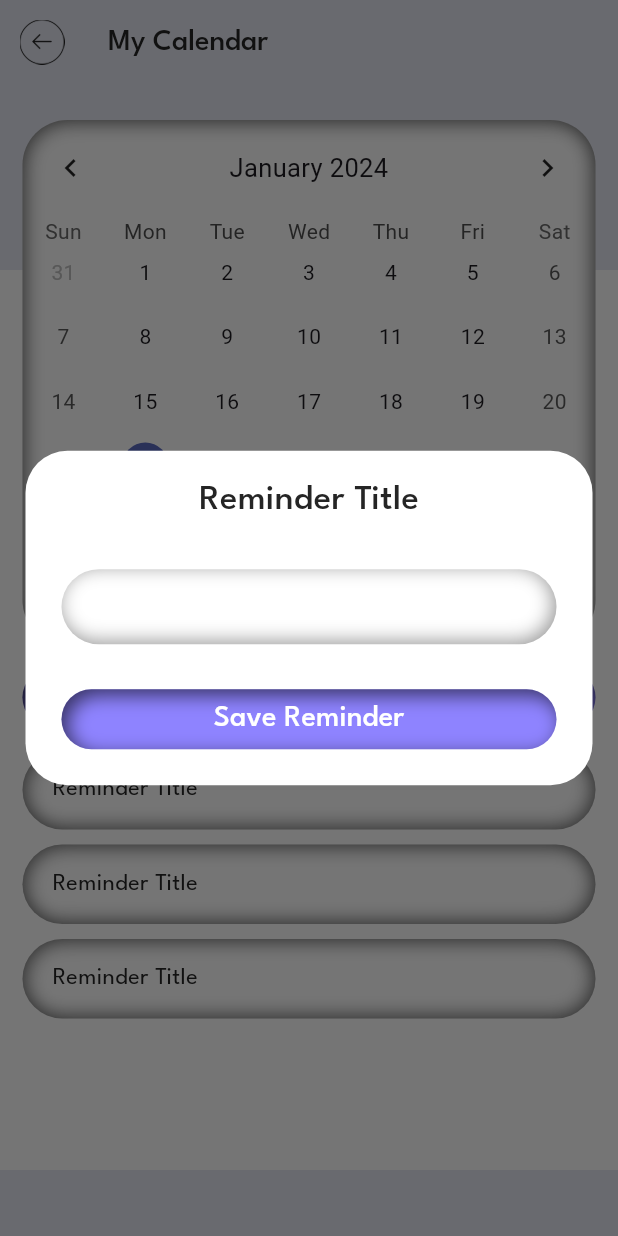
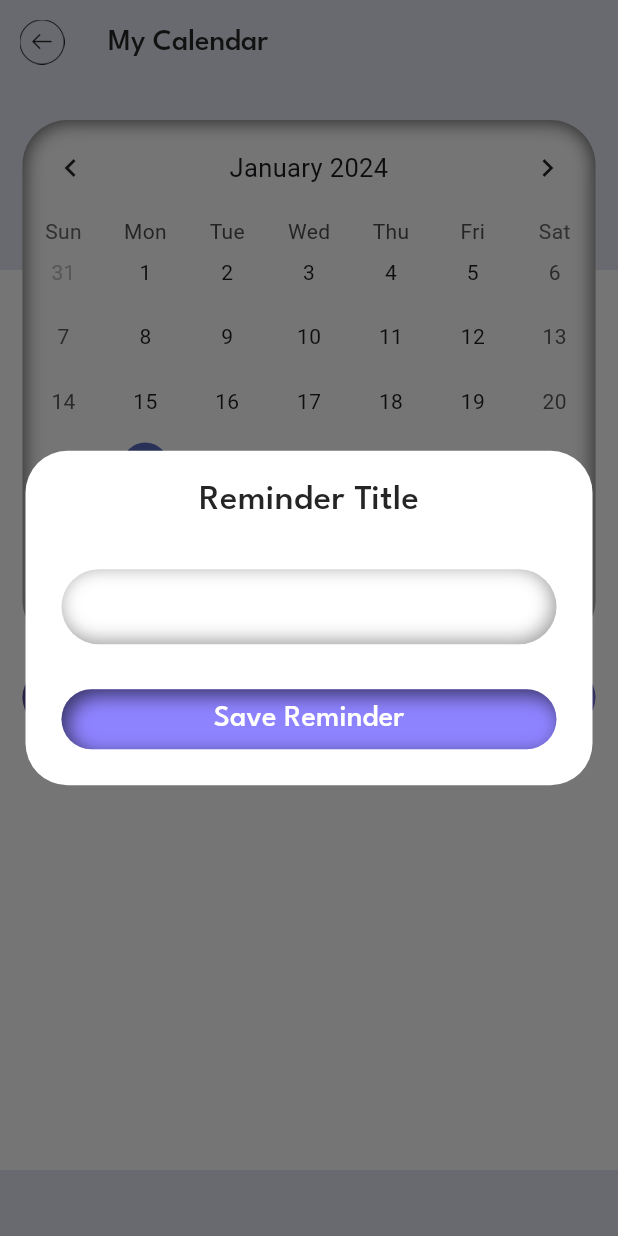
Before and after one commit to sanchick02/moodee, a Flutter app: the CalendarScreen screen opened directly, after a tap on "Add Reminder", on a phone screen of 412 x 824 dp. Run offline on Flutter 3.47's test engine with Material 3 defaults, Android fonts, the phone set to English and light mode, and no system bars; drawn by our look-alikes of table_calendar; our stand-ins replace cloud_firestore, firebase_core, flutter_inset_box_shadow, rive; accounts and stored records are empty.

Commit message:
Changes to be committed: 	modified:   android/app/build.gradle 	new file:   android/app/google-services.json 	modified:   android/build.gradle 	modified:   lib/main.dart 	modified:   lib/page_navigator.dart 	modified:   lib/screens/profile/calendar_screen.dart 	modified:   lib/screens/profile/profile_screen.dart 	new file:   lib/services/database.dart 	modified:   lib/widgets/profile_widgets/calendar_widget.dart 	modified:   lib/widgets/profile_widgets/reminder_title_field.dart 	modified:   macos/Flutter/GeneratedPluginRegistrant.swift 	modified:   pubspec.lock 	modified:   pubspec.yaml 	modified:   windows/flutter/generated_plugin_registrant.cc 	modified:   windows/flutter/generated_plugins.cmake

```diff
--- a/lib/page_navigator.dart
+++ b/lib/page_navigator.dart
@@ -54,7 +54,7 @@ navbarNavigation(BuildContext context, int? currentIndex, int? selectedIndex) {
             CommunityScreen());
         break;
       case 4:
-        navigateNextPage(context, const ProfileScreen());
+        navigateNextPage(context, ProfileScreen());
         break;
 
       case null:
--- a/lib/screens/profile/calendar_screen.dart
+++ b/lib/screens/profile/calendar_screen.dart
@@ -1,20 +1,75 @@
 import 'package:flutter/material.dart' hide BoxDecoration, BoxShadow;
 import 'package:flutter_inset_box_shadow/flutter_inset_box_shadow.dart';
-import 'package:moodee/models/calendar_events_model.dart';
 import 'package:moodee/presets/colors.dart';
 import 'package:moodee/presets/fonts.dart';
 import 'package:moodee/presets/shadow.dart';
 import 'package:moodee/presets/styles.dart';
-import 'package:moodee/widgets/auth_widgets/formfield.dart';
+import 'package:moodee/services/database.dart';
 import 'package:moodee/widgets/button.dart';
-import 'package:moodee/widgets/profile_widgets/calendar_widget.dart';
 import 'package:moodee/widgets/profile_widgets/reminder_title_field.dart';
+import 'package:table_calendar/table_calendar.dart';
 
-class CalendarScreen extends StatelessWidget {
+class CalendarScreen extends StatefulWidget {
   CalendarScreen({super.key});
-  Map<DateTime, List<CalendarEvents>> calendarEventList = {};
-  TextEditingController _eventController = TextEditingController();
-  DateTime? _selectedDay;
+
+  @override
+  _CalendarScreenState createState() => _CalendarScreenState();
+}
+
+class _CalendarScreenState extends State<CalendarScreen> {
+  DateTime? _selectedDay = DateTime.now();
+  DateTime _focusedDay = DateTime.now();
+  TextEditingController _reminderController = TextEditingController();
+
+  // To store the events created
+  Map<DateTime?, List<String>> _remindersMap = {};
+  List<String> reminders = [];
+
+  DateTime _normalizeDateTime(DateTime dateTime) {
+    return DateTime(dateTime.year, dateTime.month, dateTime.day);
+  }
+
+  Future<void> _fetchRemindersFromFirebase() async {
+    try {
+      Map<DateTime?, List<String>> remindersFromFirebase =
+          await DatabaseService().fetchReminders();
+
+      print("Selected Day: $_selectedDay");
+      print("Reminders from Firebase: $remindersFromFirebase");
+
+      setState(() {
+        _remindersMap = remindersFromFirebase;
+        reminders = _remindersMap[_selectedDay] ?? [];
+        print("Updated reminders: $reminders");
+      });
+    } catch (e) {
+      print("Error fetching reminders: $e");
+      // Handle the error as needed
+    }
+  }
+
+  @override
+  void initState() {
+    super.initState();
+
+    // Fetch reminders from Firebase when the screen is initialized
+    _fetchRemindersFromFirebase();
+  }
+
+  void _onDaySelected(DateTime day, DateTime focusedDay) {
+    DateTime normalizedDay = _normalizeDateTime(day);
+
+    setState(() {
+      _focusedDay = focusedDay;
+      _selectedDay = normalizedDay;
+
+      // Get reminders for the selected day or initialize an empty list
+      reminders = _remindersMap[_selectedDay] ?? [];
+
+      // Show or process reminders as needed
+      print("Reminders for $_selectedDay: $reminders");
+    });
+  }
 
   @override
   Widget build(BuildContext context) {
@@ -58,10 +113,39 @@ class CalendarScreen extends StatelessWidget {
               child: SingleChildScrollView(
                 child: Column(
                   children: [
-                    const CustomCalendar(),
-                    const SizedBox(height: 15),
                     Column(
                       children: [
+                        Container(
+                          width: double.infinity,
+                          height: 350,
+                          decoration: BoxDecoration(
+                            color: AppColor.fontColorSecondary,
+                            borderRadius: AppStyles.borderRadiusAll,
+                            boxShadow: [
+                              AppShadow.innerShadow3,
+                              AppShadow.innerShadow4,
+                            ],
+                          ),
+                          child: Column(
+                            children: [
+                              TableCalendar(
+                                selectedDayPredicate: (day) =>
+                                    isSameDay(day, _focusedDay),
+                                focusedDay: _focusedDay,
+                                firstDay: DateTime.utc(2024, 01, 01),
+                                lastDay: DateTime.utc(2025, 12, 31),
+                                rowHeight: 43,
+                                headerStyle: const HeaderStyle(
+                                  formatButtonVisible: false,
+                                  titleCentered: true,
+                                ),
+                                availableGestures: AvailableGestures.all,
+                                onDaySelected: _onDaySelected,
+                              ),
+                            ],
+                          ),
+                        ),
+                        const SizedBox(height: 15),
                         DefaultButton(
                           text: "Add Reminder",
                           press: () {
@@ -77,13 +161,35 @@ class CalendarScreen extends StatelessWidget {
                                         "Reminder Title",
                                         style: AppFonts.largeMediumText,
                                       ),
-                                      const ReminderTitleField(),
+                                      ReminderTitleField(
+                                        controller: _reminderController,
+                                      ),
                                       const SizedBox(
                                         height: 30,
                                       ),
                                       DefaultButton(
                                         text: "Save Reminder",
-                                        press: () {
+                                        press: () async {
+                                          if (_reminderController
+                                              .text.isNotEmpty) {
+                                            // Use the _selectedDay from the state
+                                            String docId =
+                                                await DatabaseService()
+                                                    .updateUserData(
+                                              _selectedDay!,
+                                              _reminderController.text,
+                                            );
+
+                                            // Clear the reminder text field
+                                            _reminderController.clear();
+
+                                            // Fetch reminders after saving a new one
+                                            _fetchRemindersFromFirebase();
+                                          } else {
+                                            // Handle the case where the reminder title is empty
+                                            print(
+                                                "Reminder title is empty. Reminder not saved.");
+                                          }
                                           Navigator.of(context).pop();
                                         },
                                         backgroundColor:
@@ -107,14 +213,16 @@ class CalendarScreen extends StatelessWidget {
                           width: double.infinity,
                           padding: EdgeInsets.zero,
                         ),
-                        SizedBox(
-                          height: 15,
+                        const SizedBox(
+                          height: 5,
                         ),
+                        for (String reminder in reminders)
                           Container(
-                          padding: EdgeInsets.symmetric(
+                            margin: const EdgeInsets.symmetric(vertical: 5),
+                            padding: const EdgeInsets.symmetric(
                                 horizontal: 20, vertical: 15),
                             width: double.infinity,
-                          constraints: BoxConstraints(minHeight: 15),
+                            constraints: const BoxConstraints(minHeight: 50),
                             decoration: BoxDecoration(
                               color: AppColor.fontColorSecondary,
                               borderRadius: AppStyles.borderRadiusAll,
@@ -124,48 +232,13 @@ class CalendarScreen extends StatelessWidget {
                               ],
                             ),
                             child: Text(
-                            "Reminder Title",
+                              reminder,
                               style: AppFonts.smallLightText,
                             ),
                           ),
-                        SizedBox(height: 10),
-                        Container(
-                          padding: EdgeInsets.symmetric(
-                              horizontal: 20, vertical: 15),
-                          width: double.infinity,
-                          constraints: BoxConstraints(minHeight: 15),
-                          decoration: BoxDecoration(
-                            color: AppColor.fontColorSecondary,
-                            borderRadius: AppStyles.borderRadiusAll,
-                            boxShadow: [
-                              AppShadow.innerShadow3,
-                              AppShadow.innerShadow4,
-                            ],
+                        const SizedBox(
+                          height: 10,
                         ),
-                          child: Text(
-                            "Reminder Title",
-                            style: AppFonts.smallLightText,
-                          ),
-                        ),
-                        SizedBox(height: 10),
-                        Container(
-                          padding: EdgeInsets.symmetric(
-                              horizontal: 20, vertical: 15),
-                          width: double.infinity,
-                          constraints: BoxConstraints(minHeight: 15),
-                          decoration: BoxDecoration(
-                            color: AppColor.fontColorSecondary,
-                            borderRadius: AppStyles.borderRadiusAll,
-                            boxShadow: [
-                              AppShadow.innerShadow3,
-                              AppShadow.innerShadow4,
-                            ],
-                          ),
-                          child: Text(
-                            "Reminder Title",
-                            style: AppFonts.smallLightText,
-                          ),
-                        )
                       ],
                     ),
                   ],
--- /dev/null
+++ b/lib/services/database.dart
@@ -0,0 +1,49 @@
+import 'package:cloud_firestore/cloud_firestore.dart';
+
+class DatabaseService {
+  // final String uid;
+
+  final CollectionReference remindersCollection =
+      FirebaseFirestore.instance.collection('reminders');
+
+  // DatabaseService(this.uid);
+
+  Future<String> updateUserData(DateTime selectedDay, String title) async {
+    DateTime selectedDate =
+        DateTime(selectedDay.year, selectedDay.month, selectedDay.day);
+    Timestamp timestamp = Timestamp.fromDate(selectedDate);
+    DocumentReference docRef =
+        await remindersCollection.add({'date': timestamp, 'title': title});
+    return docRef.id;
+  }
+
+  Future<Map<DateTime?, List<String>>> fetchReminders() async {
+    try {
+      QuerySnapshot<Map<String, dynamic>> querySnapshot =
+          await FirebaseFirestore.instance.collection('reminders').get();
+
+      Map<DateTime?, List<String>> remindersMap = {};
+
+      querySnapshot.docs.forEach((doc) {
+        DateTime? date = (doc['date'] as Timestamp).toDate();
+
+        // Extract the title from the document
+        String title = doc['title'] as String;
+
+        // Check if the date already exists in the map
+        if (remindersMap.containsKey(date)) {
+          // If it exists, add the title to the existing list
+          remindersMap[date]!.add(title);
+        } else {
+          // If it doesn't exist, create a new list with the title
+          remindersMap[date] = [title];
+        }
+      });
+
+      return remindersMap;
+    } catch (e) {
+      print("Error fetching reminders: $e");
+      return {};
+    }
+  }
+}
--- a/lib/widgets/profile_widgets/calendar_widget.dart
+++ b/lib/widgets/profile_widgets/calendar_widget.dart
@@ -1,79 +1,79 @@
-import 'package:flutter/material.dart' hide BoxDecoration, BoxShadow;
-import 'package:flutter_inset_box_shadow/flutter_inset_box_shadow.dart';
-import 'package:moodee/models/calendar_events_model.dart';
-import 'package:moodee/presets/colors.dart';
-import 'package:moodee/presets/shadow.dart';
-import 'package:moodee/presets/styles.dart';
-import 'package:table_calendar/table_calendar.dart';
+// import 'package:flutter/material.dart' hide BoxDecoration, BoxShadow;
+// import 'package:flutter_inset_box_shadow/flutter_inset_box_shadow.dart';
+// import 'package:moodee/models/calendar_events_model.dart';
+// import 'package:moodee/presets/colors.dart';
+// import 'package:moodee/presets/shadow.dart';
+// import 'package:moodee/presets/styles.dart';
+// import 'package:table_calendar/table_calendar.dart';
 
-class CustomCalendar extends StatefulWidget {
-  const CustomCalendar({
-    super.key,
-  });
+// class CustomCalendar extends StatefulWidget {
+//   const CustomCalendar({
+//     super.key,
+//   });
 
-  @override
-  State<CustomCalendar> createState() => _CustomCalendarState();
-}
+//   @override
+//   State<CustomCalendar> createState() => _CustomCalendarState();
+// }
 
-class _CustomCalendarState extends State<CustomCalendar> {
-  DateTime _focusedDay = DateTime.now();
-  DateTime? _selectedDay;
+// class _CustomCalendarState extends State<CustomCalendar> {
+//   DateTime _focusedDay = DateTime.now();
+//   DateTime? _selectedDay;
 
-  // To store the events created
-  Map<DateTime, List<CalendarEvents>> calendarEventList = {};
+//   // To store the events created
+//   Map<DateTime, List<CalendarEvents>> calendarEventList = {};
 
-  @override
-  void initState() {
-    super.initState();
-    _selectedDay = _focusedDay;
-  }
+//   @override
+//   void initState() {
+//     super.initState();
+//     _selectedDay = _focusedDay;
+//   }
 
-  @override
-  void dispose() {
-    super.dispose();
-  }
+//   @override
+//   void dispose() {
+//     super.dispose();
+//   }
 
-  void _onDaySelected(DateTime day, DateTime focusedDay) {
-    setState(() {
-      _focusedDay = focusedDay;
-      _selectedDay = day; // Update _selectedDay when a day is selected
-    });
-  }
+//   void _onDaySelected(DateTime day, DateTime focusedDay) {
+//     setState(() {
+//       _focusedDay = focusedDay;
+//       _selectedDay = day; // Update _selectedDay when a day is selected
+//     });
+//   }
 
-  @override
-  Widget build(BuildContext context) {
-    return Column(
-      children: [
-        Container(
-          width: double.infinity,
-          height: 350,
-          decoration: BoxDecoration(
-            color: AppColor.fontColorSecondary,
-            borderRadius: AppStyles.borderRadiusAll,
-            boxShadow: [
-              AppShadow.innerShadow3,
-              AppShadow.innerShadow4,
-            ],
-          ),
-          child: Column(
-            children: [
-              TableCalendar(
-                selectedDayPredicate: (day) => isSameDay(day, _focusedDay),
-                focusedDay: _focusedDay,
-                firstDay: DateTime.utc(2024, 01, 01),
-                lastDay: DateTime.utc(2025, 12, 31),
-                rowHeight: 43,
-                headerStyle: const HeaderStyle(
-                  formatButtonVisible: false,
-                  titleCentered: true,
-                ),
-                availableGestures: AvailableGestures.all,
-                onDaySelected: _onDaySelected,
-              ),
-            ],
-          ),
-        ),
-      ],
-    );
-  }
-}
+//   @override
+//   Widget build(BuildContext context) {
+//     return Column(
+//       children: [
+//         Container(
+//           width: double.infinity,
+//           height: 350,
+//           decoration: BoxDecoration(
+//             color: AppColor.fontColorSecondary,
+//             borderRadius: AppStyles.borderRadiusAll,
+//             boxShadow: [
+//               AppShadow.innerShadow3,
+//               AppShadow.innerShadow4,
+//             ],
+//           ),
+//           child: Column(
+//             children: [
+//               TableCalendar(
+//                 selectedDayPredicate: (day) => isSameDay(day, _focusedDay),
+//                 focusedDay: _focusedDay,
+//                 firstDay: DateTime.utc(2024, 01, 01),
+//                 lastDay: DateTime.utc(2025, 12, 31),
+//                 rowHeight: 43,
+//                 headerStyle: const HeaderStyle(
+//                   formatButtonVisible: false,
+//                   titleCentered: true,
+//                 ),
+//                 availableGestures: AvailableGestures.all,
+//                 onDaySelected: _onDaySelected,
+//               ),
+//             ],
+//           ),
+//         ),
+//       ],
+//     );
+//   }
+// }
--- a/lib/widgets/profile_widgets/reminder_title_field.dart
+++ b/lib/widgets/profile_widgets/reminder_title_field.dart
@@ -1,13 +1,15 @@
-
 import 'package:flutter/material.dart' hide BoxDecoration, BoxShadow;
-import 'package:flutter_inset_box_shadow/flutter_inset_box_shadow.dart';import 'package:moodee/presets/colors.dart';
+import 'package:flutter_inset_box_shadow/flutter_inset_box_shadow.dart';
+import 'package:moodee/presets/colors.dart';
 import 'package:moodee/presets/fonts.dart';
 import 'package:moodee/presets/shadow.dart';
 
 class ReminderTitleField extends StatelessWidget {
   const ReminderTitleField({
-    super.key,
+    super.key, required this.controller,
   });
+
+  final TextEditingController controller;
 
   @override
   Widget build(BuildContext context) {
@@ -33,6 +35,7 @@ class ReminderTitleField extends StatelessWidget {
                 ),
               ),
               TextFormField(
+                controller: controller,
                 decoration: InputDecoration(
                   filled: true,
                   fillColor: Colors.transparent,
--- a/pubspec.yaml
+++ b/pubspec.yaml
@@ -40,6 +40,8 @@ dependencies:
   bulleted_list: ^0.0.1+0.1a
   rive: ^0.12.4
   table_calendar: ^3.0.9
+  firebase_core: ^2.24.2
+  cloud_firestore: ^4.14.0
 
 dev_dependencies:
   flutter_test:
```
Also changed, not shown: lib/main.dart (+7 -4 lines), lib/screens/profile/profile_screen.dart (+42 -12 lines), pubspec.lock, 6 other files. Lines whose indentation alone changed are shown as unchanged.
